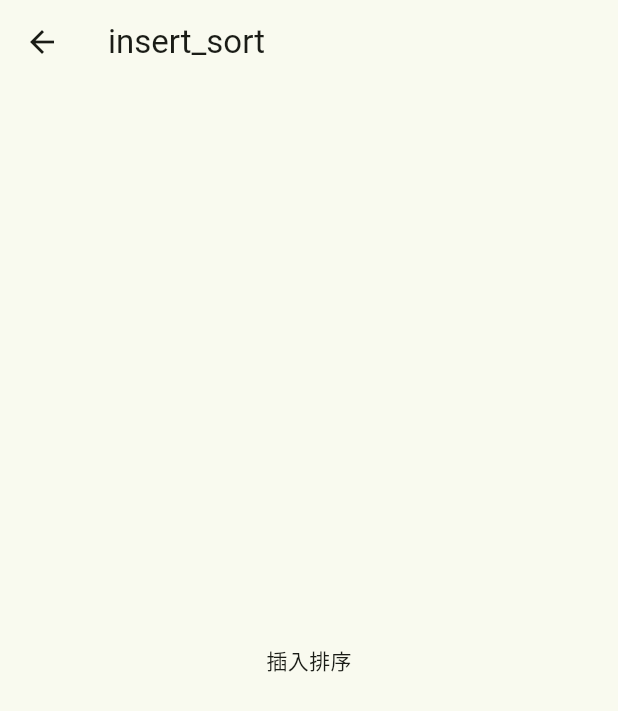
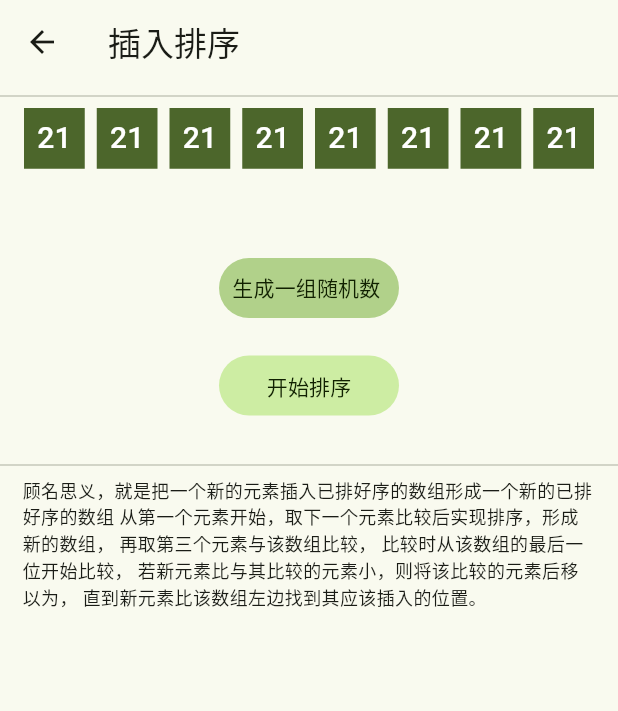
Before and after one commit to zion001/visible_algo_flutter, a Flutter app: the InsertSortPage screen opened by its route, on a phone screen of 412 x 824 dp. Shown: the top 711 px of the screen. Run offline on Flutter 3.47's test engine with Material 3 defaults, Android fonts, the phone set to English and light mode, and no system bars; our stand-ins replace badges, extended_image, flutter_easyloading, flutter_native_splash, flutter_screenutil, flutter_svg and 3 more; statements that could not run were skipped.

Commit message:
插入排序

```diff
--- a/lib/pages/home/controller.dart
+++ b/lib/pages/home/controller.dart
@@ -42,6 +42,11 @@
       route: RouteNames.sortsSelectionSort,
     ),
     Item(
+      title: "插入排序",
+      subTitle: "顾名思义，就是把一个新的元素插入已排好序的数组形成一个新的已排好序的数组。",
+      route: RouteNames.sortsInsertSort,
+    ),
+    Item(
       title: "归并排序",
       subTitle: "一种简单的排序方法",
       route: RouteNames.sortsGuibingSort,
@@ -50,11 +55,6 @@
       title: "堆排序",
       subTitle: "一种简单的排序方法",
       route: RouteNames.sortsHeapSort,
-    ),
-    Item(
-      title: "插入排序",
-      subTitle: "一种简单的排序方法",
-      route: RouteNames.sortsInsertSort,
     ),
     Item(
       title: "快速排序",
--- a/lib/pages/sorts/insert_sort/view.dart
+++ b/lib/pages/sorts/insert_sort/view.dart
@@ -1,5 +1,8 @@
 import 'package:flutter/material.dart';
+import 'package:gap/gap.dart';
 import 'package:get/get.dart';
+import 'package:visible_algo_flutter/common/index.dart';
+import 'package:visible_algo_flutter/pages/sorts/bubble_sort/controller.dart';
 
 import 'index.dart';
 
@@ -8,9 +11,34 @@
 
   // 主视图
   Widget _buildView() {
-    return const Center(
-      child: Text("插入排序"),
-    );
+    return [
+      const Divider(),
+      numbersView().height(100),
+      ButtonWidget.text(
+        '生成一组随机数 ',
+        backgroundColor:
+            controller.isRunning ? Colors.black26 : AppColors.inversePrimary,
+        width: 120,
+        height: 40,
+        onTap: controller.onRandomNumberTapped,
+      ),
+      const Gap(25),
+      ButtonWidget.text(
+        '开始排序',
+        width: 120,
+        height: 40,
+        backgroundColor:
+            controller.isRunning ? Colors.black26 : AppColors.primaryContainer,
+        onTap: controller.onSortTapped,
+      ),
+      const Gap(25),
+      const Divider(),
+      const TextWidget.body2(
+        '''顾名思义，就是把一个新的元素插入已排好序的数组形成一个新的已排好序的数组 从第一个元素开始，取下一个元素比较后实现排序，形成新的数组， 再取第三个元素与该数组比较， 比较时从该数组的最后一位开始比较， 若新元素比与其比较的元素小，则将该比较的元素后移以为， 直到新元素比该数组左边找到其应该插入的位置。''',
+        maxLines: 10000,
+        softWrap: true,
+      ).marginSymmetric(horizontal: AppSpace.card),
+    ].toColumn();
   }
 
   @override
@@ -20,7 +48,7 @@
       id: "insert_sort",
       builder: (_) {
         return Scaffold(
-          appBar: AppBar(title: const Text("insert_sort")),
+          appBar: AppBar(title: const Text("插入排序")),
           body: SafeArea(
             child: _buildView(),
           ),
@@ -28,4 +56,36 @@
       },
     );
   }
+
+  // 数字列表
+  Widget numbersView() {
+    Widget _oneNumber({required MyInsertionNumber nubmer}) {
+      return AnimatedPositioned(
+        duration: controller.swapDuration,
+        top: 0,
+        left: nubmer.left,
+        child: Container(
+          color: nubmer.isSwaping ? AppColors.error : AppColors.primary,
+          width: controller.numberSize,
+          height: controller.numberSize,
+          child: Center(
+              child: TextWidget.title2(
+            '${nubmer.number}',
+            textAlign: TextAlign.center,
+            color: AppColors.onPrimary,
+          )),
+        ),
+      );
+    }
+
+    var widgets = <Widget>[];
+    for (int i = 0; i < controller.numbers.length; i++) {
+      var widg = _oneNumber(nubmer: controller.numbers[i]);
+      widgets.add(widg);
+    }
+
+    return Stack(
+      children: widgets,
+    );
+  }
 }
```
Also changed, not shown: lib/pages/sorts/insert_sort/controller.dart (+134 -0 lines).
